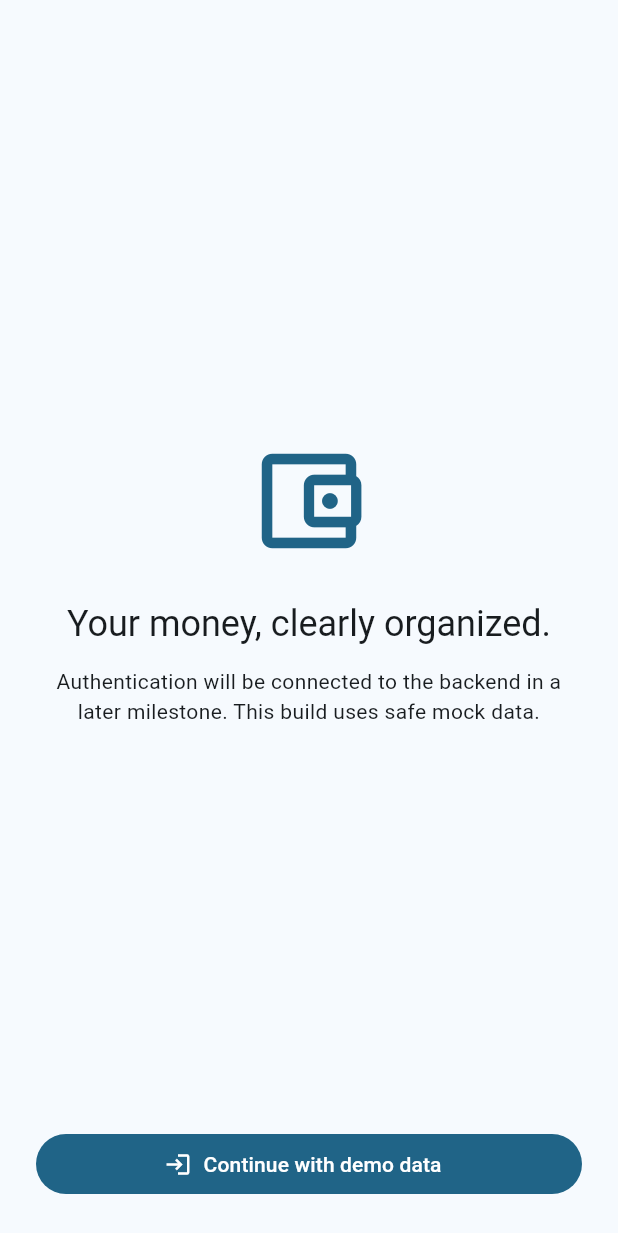
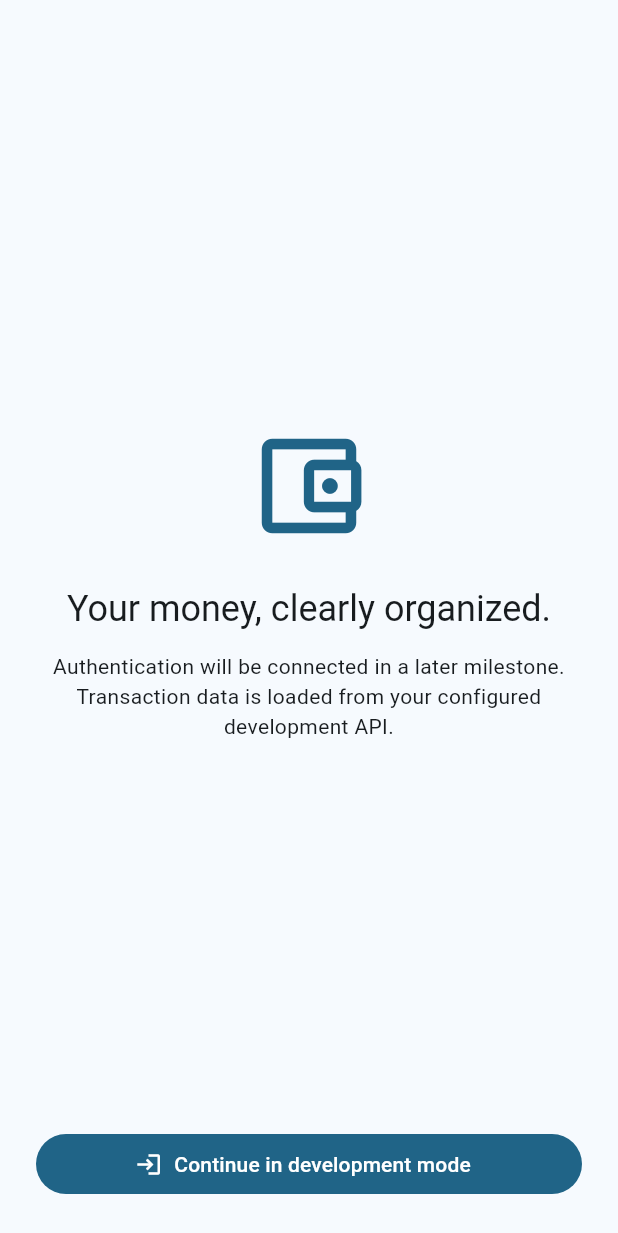
Before and after one commit to moritz9686/money-tracker, a Flutter app: the screen it shows after launch, on a phone screen of 412 x 824 dp. Shown: the top 1233 px of the screen. Run offline on Flutter 3.47's test engine with Material 3 defaults, Android fonts, the light colour scheme and no system bars.

Commit message:
Clarify mobile development login

```diff
--- a/mobile/lib/presentation/screens/app_screens.dart
+++ b/mobile/lib/presentation/screens/app_screens.dart
@@ -85,14 +85,14 @@ class LoginScreen extends StatelessWidget {
                 ),
                 const SizedBox(height: 12),
                 const Text(
-                  'Authentication will be connected to the backend in a later milestone. This build uses safe mock data.',
+                  'Authentication will be connected in a later milestone. Transaction data is loaded from your configured development API.',
                   textAlign: TextAlign.center,
                 ),
                 const Spacer(),
                 FilledButton.icon(
                   onPressed: () => _signIn(context),
                   icon: const Icon(Icons.login),
-                  label: const Text('Continue with demo data'),
+                  label: const Text('Continue in development mode'),
                 ),
               ],
             ),
```
